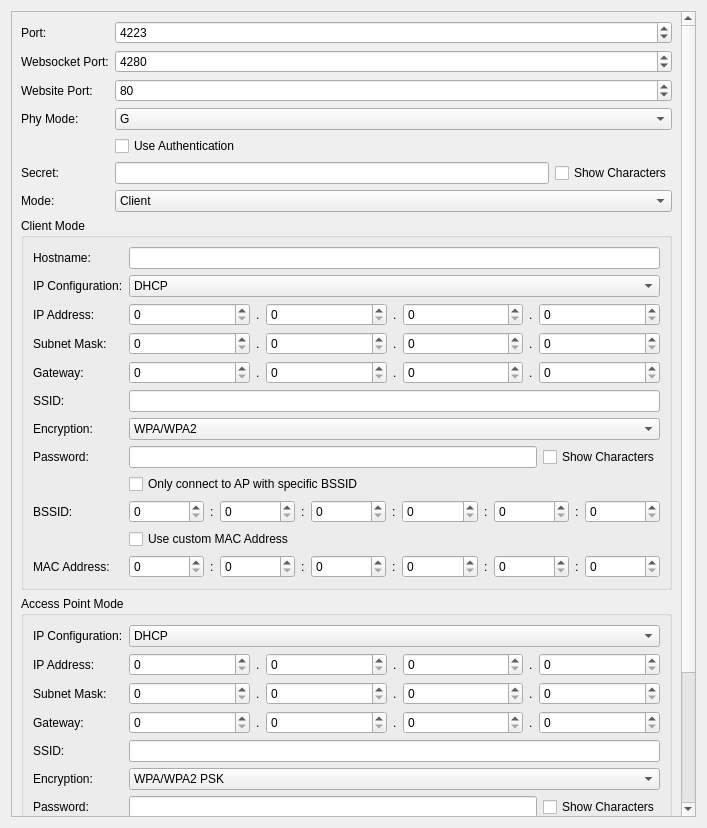
Tinkerforge/brickv, file src/brickv/plugin_system/plugins/master/ui/wifi2.ui: the form before one commit.
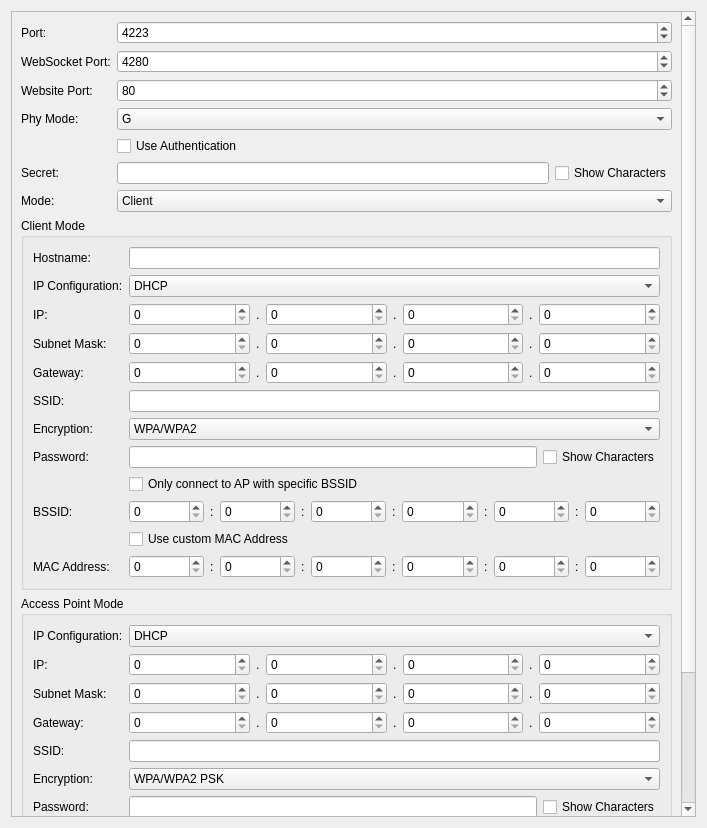
The form after the commit. Custom widgets are drawn as their Qt base class.

Commit message:
Partly revert "wifi-v2: Update bindings"
250c7a06e0b7d6ddbc8653cec00ac0a312b238cd

Diff of the .ui file:
```diff
--- a/src/brickv/plugin_system/plugins/master/ui/wifi2.ui
+++ b/src/brickv/plugin_system/plugins/master/ui/wifi2.ui
@@ -23,7 +23,7 @@
       <property name="geometry">
        <rect>
         <x>0</x>
-        <y>-312</y>
+        <y>0</y>
         <width>671</width>
         <height>1120</height>
        </rect>
@@ -592,7 +592,7 @@
               <item row="2" column="0">
                <widget class="QLabel" name="wifi_client_ip_label">
                 <property name="text">
-                 <string>IP Address:</string>
+                 <string>IP:</string>
                 </property>
                 <property name="buddy">
                  <cstring>wifi_client_ip4</cstring>
@@ -769,7 +769,7 @@
          <item row="1" column="0">
           <widget class="QLabel" name="wifi_websocket_port_label">
            <property name="text">
-            <string>Websocket Port:</string>
+            <string>WebSocket Port:</string>
            </property>
           </widget>
          </item>
@@ -1075,7 +1075,7 @@
               <item row="1" column="0">
                <widget class="QLabel" name="wifi_ap_ip_label">
                 <property name="text">
-                 <string>IP Address:</string>
+                 <string>IP:</string>
                 </property>
                </widget>
               </item>
```
The commit also changes 4 other files.
